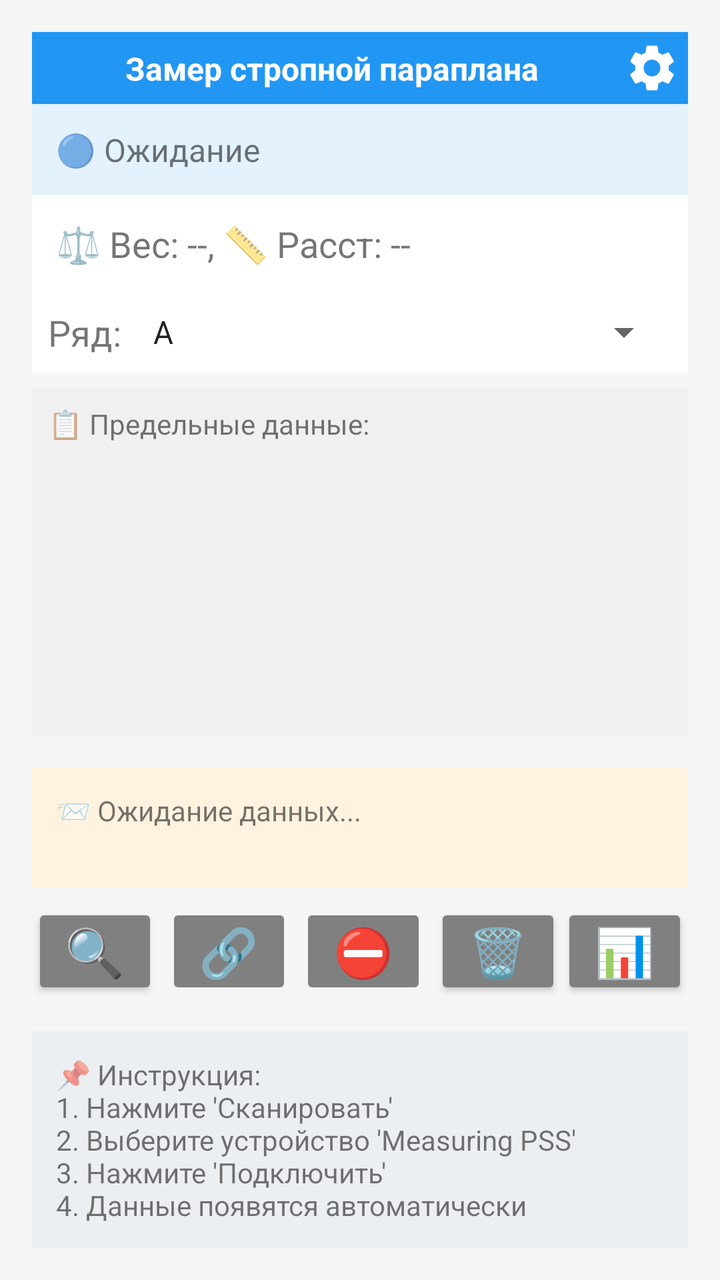
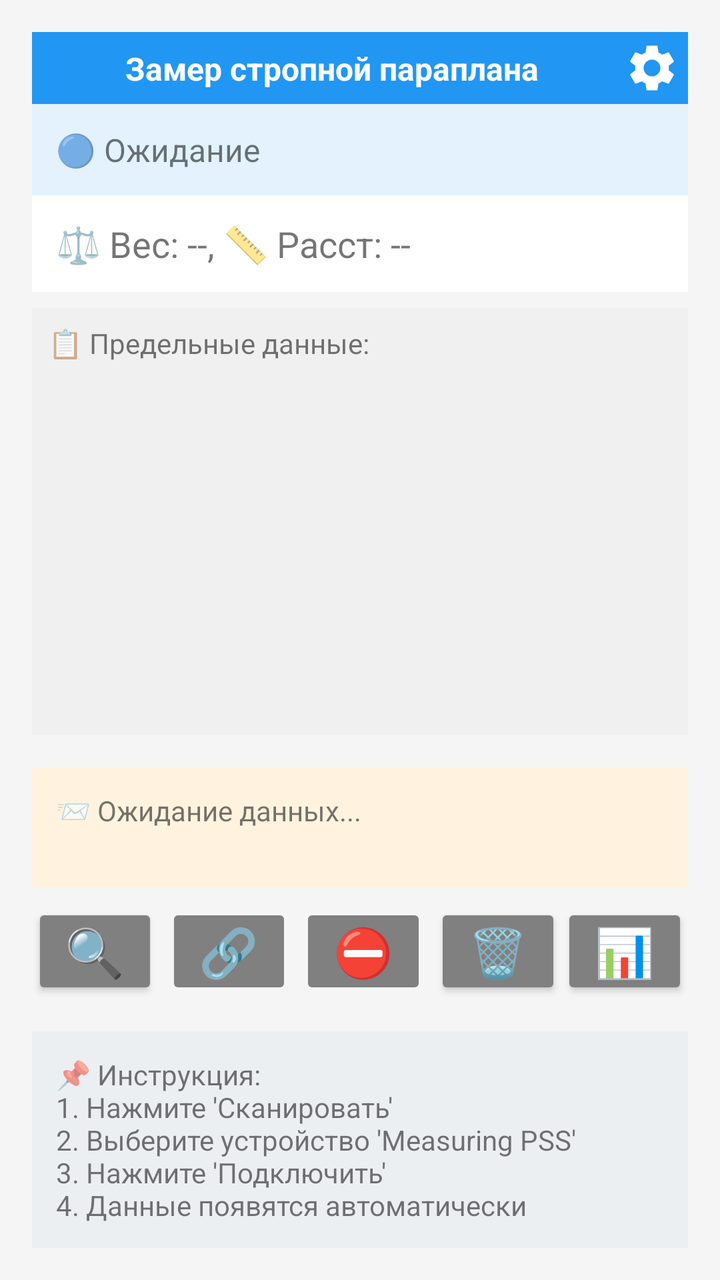

Two renders of the same Android screen: before a commit and after it. Below are the layout's source before the change and the commit's diff.
<!-- AndroidManifest.xml: application theme Theme.AppCompat.Light -->
<!-- res/layout/activity_main.xml -->
<?xml version="1.0" encoding="utf-8"?>
<androidx.constraintlayout.widget.ConstraintLayout xmlns:android="http://schemas.android.com/apk/res/android"
    xmlns:app="http://schemas.android.com/apk/res-auto"
    android:layout_width="match_parent"
    android:layout_height="match_parent"
    android:background="#F5F5F5"
    android:padding="16dp">

    
    <androidx.constraintlayout.widget.ConstraintLayout
        android:id="@+id/titleLayout"
        android:layout_width="0dp"
        android:layout_height="wrap_content"
        android:background="#2196F3"
        android:padding="4dp"
        app:layout_constraintEnd_toEndOf="parent"
        app:layout_constraintStart_toStartOf="parent"
        app:layout_constraintTop_toTopOf="parent">

        <TextView
            android:id="@+id/titleTextView"
            android:layout_width="0dp"
            android:layout_height="wrap_content"
            android:gravity="center"
            android:text="Замер стропной параплана"
            android:textColor="#FFFFFF"
            android:textSize="16sp"
            android:textStyle="bold"
            app:layout_constraintBottom_toBottomOf="parent"
            app:layout_constraintEnd_toStartOf="@+id/btnSettings"
            app:layout_constraintStart_toStartOf="parent"
            app:layout_constraintTop_toTopOf="parent" />

        <Button
            android:id="@+id/btnSettings"
            android:layout_width="28dp"
            android:layout_height="28dp"
            android:background="@drawable/ic_settings"
            android:backgroundTint="#FFFFFF"
            android:contentDescription="Настройки"
            android:minWidth="0dp"
            android:minHeight="0dp"
            android:padding="8dp"
            app:layout_constraintBottom_toBottomOf="parent"
            app:layout_constraintEnd_toEndOf="parent"
            app:layout_constraintTop_toTopOf="parent" />

    </androidx.constraintlayout.widget.ConstraintLayout>

    
    <TextView
        android:id="@+id/tvStatus"
        android:layout_width="0dp"
        android:layout_height="wrap_content"
        android:background="#E3F2FD"
        android:padding="12dp"
        android:text="🔵 Ожидание"
        android:textSize="16sp"
        app:layout_constraintEnd_toEndOf="parent"
        app:layout_constraintStart_toStartOf="parent"
        app:layout_constraintTop_toBottomOf="@id/titleLayout" />

    
    <TextView
        android:id="@+id/tvWeightDistance"
        android:layout_width="0dp"
        android:layout_height="wrap_content"
        android:background="#FFFFFF"
        android:padding="12dp"
        android:text="⚖️ Вес: --, 📏 Расст: --"
        android:textSize="18sp"
        app:layout_constraintEnd_toEndOf="parent"
        app:layout_constraintStart_toStartOf="parent"
        app:layout_constraintTop_toBottomOf="@id/tvStatus" />

    
    <LinearLayout
        android:id="@+id/layoutRowSelector"
        android:layout_width="0dp"
        android:layout_height="wrap_content"
        android:background="#FFFFFF"
        android:padding="8dp"
        android:orientation="horizontal"
        app:layout_constraintEnd_toEndOf="parent"
        app:layout_constraintStart_toStartOf="parent"
        app:layout_constraintTop_toBottomOf="@id/tvWeightDistance">

        <TextView
            android:layout_width="wrap_content"
            android:layout_height="wrap_content"
            android:layout_gravity="center_vertical"
            android:text="Ряд:"
            android:textSize="18sp"
            android:layout_marginEnd="8dp" />

        <Spinner
            android:id="@+id/spinnerRow"
            android:layout_width="0dp"
            android:layout_height="wrap_content"
            android:layout_weight="1"
            android:entries="@array/row_array" />
    </LinearLayout>

    
    <ScrollView
        android:id="@+id/limitDataScrollView"
        android:layout_width="0dp"
        android:layout_height="0dp"
        android:layout_marginTop="8dp"
        android:layout_marginBottom="16dp"
        android:background="#f0f0f0"
        app:layout_constraintBottom_toTopOf="@id/bottomGroup"
        app:layout_constraintEnd_toEndOf="parent"
        app:layout_constraintStart_toStartOf="parent"
        app:layout_constraintTop_toBottomOf="@id/layoutRowSelector">

        <TextView
            android:id="@+id/tvLimitData"
            android:layout_width="match_parent"
            android:layout_height="wrap_content"
            android:minHeight="100dp"
            android:padding="8dp"
            android:text="📋 Предельные данные:"
            android:textSize="14sp" />
    </ScrollView>

    
    <LinearLayout
        android:id="@+id/bottomGroup"
        android:layout_width="0dp"
        android:layout_height="wrap_content"
        android:orientation="vertical"
        app:layout_constraintBottom_toBottomOf="parent"
        app:layout_constraintEnd_toEndOf="parent"
        app:layout_constraintStart_toStartOf="parent">

        
        <TextView
            android:id="@+id/tvRawData"
            android:layout_width="match_parent"
            android:layout_height="wrap_content"
            android:background="#FFF3E0"
            android:minHeight="60dp"
            android:padding="12dp"
            android:text="📨 Ожидание данных..."
            android:textSize="14sp" />

        
        <LinearLayout
            android:layout_width="match_parent"
            android:layout_height="wrap_content"
            android:layout_marginTop="8dp"
            android:orientation="horizontal"
            android:weightSum="5">

            <Button
                android:id="@+id/btnScan"
                android:layout_width="0dp"
                android:layout_height="48dp"
                android:layout_marginEnd="4dp"
                android:layout_weight="1"
                android:backgroundTint="#808080"
                android:padding="4dp"
                android:text="🔍"
                android:textSize="24sp"
                android:textColor="#FFFFFF"
                android:contentDescription="Сканировать" />

            <Button
                android:id="@+id/btnConnect"
                android:layout_width="0dp"
                android:layout_height="48dp"
                android:layout_marginEnd="4dp"
                android:layout_weight="1"
                android:backgroundTint="#808080"
                android:enabled="false"
                android:padding="4dp"
                android:text="🔗"
                android:textSize="24sp"
                android:textColor="#FFFFFF"
                android:contentDescription="Подключить" />

            <Button
                android:id="@+id/btnDisconnect"
                android:layout_width="0dp"
                android:layout_height="48dp"
                android:layout_marginEnd="4dp"
                android:layout_weight="1"
                android:backgroundTint="#808080"
                android:enabled="false"
                android:padding="4dp"
                android:text="⛔"
                android:textSize="24sp"
                android:textColor="#FFFFFF"
                android:contentDescription="Отключить" />

            <Button
                android:id="@+id/btnClear"
                android:layout_width="0dp"
                android:layout_height="48dp"
                android:layout_weight="1"
                android:backgroundTint="#808080"
                android:padding="4dp"
                android:text="🗑️"
                android:textSize="24sp"
                android:textColor="#FFFFFF"
                android:contentDescription="Удалить" />

            <Button
                android:id="@+id/btnDataTable"
                android:layout_width="0dp"
                android:layout_height="48dp"
                android:layout_weight="1"
                android:backgroundTint="#808080"
                android:padding="4dp"
                android:text="📊"
                android:textSize="24sp"
                android:textColor="#FFFFFF"
                android:contentDescription="Данные" />
        </LinearLayout>

        
        <TextView
            android:layout_width="match_parent"
            android:layout_height="wrap_content"
            android:layout_marginTop="16dp"
            android:background="#ECEFF1"
            android:padding="12dp"
            android:text="📌 Инструкция:\n1. Нажмите 'Сканировать'\n2. Выберите устройство 'Measuring PSS'\n3. Нажмите 'Подключить'\n4. Данные появятся автоматически"
            android:textSize="14sp" />
    </LinearLayout>

</androidx.constraintlayout.widget.ConstraintLayout>
<!-- resources referenced by this layout -->
<resources>
  <string-array name="row_array">
          <item>A</item>
          <item>B</item>
          <item>C</item>
          <item>D</item>
          <item>E</item>
      </string-array>
  <!-- drawable ic_settings (drawable) -->
  <?xml version="1.0" encoding="utf-8"?>
  <vector xmlns:android="http://schemas.android.com/apk/res/android"
      android:width="24dp"
      android:height="24dp"
      android:viewportWidth="24"
      android:viewportHeight="24">
      <path
          android:fillColor="#000000"
          android:pathData="M19.14,12.94c0.04,-0.3 0.06,-0.61 0.06,-0.94c0,-0.32 -0.02,-0.64 -0.07,-0.94l2.03,-1.58c0.18,-0.14 0.23,-0.41 0.12,-0.61l-1.92,-3.32c-0.12,-0.22 -0.37,-0.29 -0.59,-0.22l-2.39,0.96c-0.5,-0.38 -1.03,-0.7 -1.62,-0.94L14.4,2.81c-0.04,-0.24 -0.24,-0.41 -0.48,-0.41h-3.84c-0.24,0 -0.43,0.17 -0.47,0.41L9.25,5.35C8.66,5.59 8.12,5.92 7.63,6.29L5.24,5.33c-0.22,-0.08 -0.47,0 -0.59,0.22L2.74,8.87C2.62,9.07 2.68,9.34 2.86,9.48l2.03,1.58C4.84,11.36 4.8,11.69 4.8,12s0.02,0.64 0.07,0.94l-2.03,1.58c-0.18,0.14 -0.23,0.41 -0.12,0.61l1.92,3.32c0.12,0.22 0.37,0.29 0.59,0.22l2.39,-0.96c0.5,0.38 1.03,0.7 1.62,0.94l0.36,2.54c0.05,0.24 0.24,0.41 0.48,0.41h3.84c0.24,0 0.44,-0.17 0.47,-0.41l0.36,-2.54c0.59,-0.24 1.13,-0.56 1.62,-0.94l2.39,0.96c0.22,0.08 0.47,0 0.59,-0.22l1.92,-3.32c0.12,-0.22 0.07,-0.47 -0.12,-0.61L19.14,12.94zM12,15.6c-1.98,0 -3.6,-1.62 -3.6,-3.6s1.62,-3.6 3.6,-3.6s3.6,1.62 3.6,3.6S13.98,15.6 12,15.6z"/>
  </vector>
</resources>

<!-- the commit's change to res/layout/activity_main.xml (unified diff, before → after) -->
@@ -74,34 +74,6 @@
         app:layout_constraintTop_toBottomOf="@id/tvStatus" />
 
     
-    <LinearLayout
-        android:id="@+id/layoutRowSelector"
-        android:layout_width="0dp"
-        android:layout_height="wrap_content"
-        android:background="#FFFFFF"
-        android:padding="8dp"
-        android:orientation="horizontal"
-        app:layout_constraintEnd_toEndOf="parent"
-        app:layout_constraintStart_toStartOf="parent"
-        app:layout_constraintTop_toBottomOf="@id/tvWeightDistance">
-
-        <TextView
-            android:layout_width="wrap_content"
-            android:layout_height="wrap_content"
-            android:layout_gravity="center_vertical"
-            android:text="Ряд:"
-            android:textSize="18sp"
-            android:layout_marginEnd="8dp" />
-
-        <Spinner
-            android:id="@+id/spinnerRow"
-            android:layout_width="0dp"
-            android:layout_height="wrap_content"
-            android:layout_weight="1"
-            android:entries="@array/row_array" />
-    </LinearLayout>
-
-    
     <ScrollView
         android:id="@+id/limitDataScrollView"
         android:layout_width="0dp"
@@ -112,7 +84,7 @@
         app:layout_constraintBottom_toTopOf="@id/bottomGroup"
         app:layout_constraintEnd_toEndOf="parent"
         app:layout_constraintStart_toStartOf="parent"
-        app:layout_constraintTop_toBottomOf="@id/layoutRowSelector">
+        app:layout_constraintTop_toBottomOf="@id/tvWeightDistance">
 
         <TextView
             android:id="@+id/tvLimitData"
<!-- resource entries referenced after the edit -->
@@ -1,12 +1,5 @@
 <!-- resources referenced by this layout -->
 <resources>
-  <string-array name="row_array">
-          <item>A</item>
-          <item>B</item>
-          <item>C</item>
-          <item>D</item>
-          <item>E</item>
-      </string-array>
   <!-- drawable ic_settings (drawable) -->
   <?xml version="1.0" encoding="utf-8"?>
   <vector xmlns:android="http://schemas.android.com/apk/res/android"
